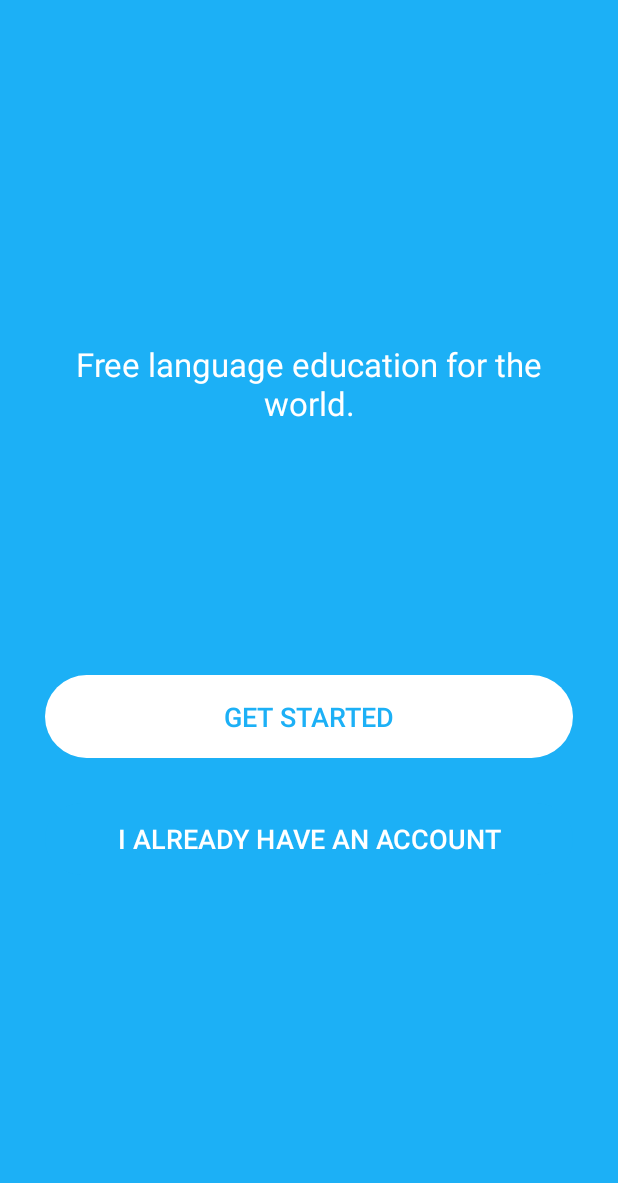
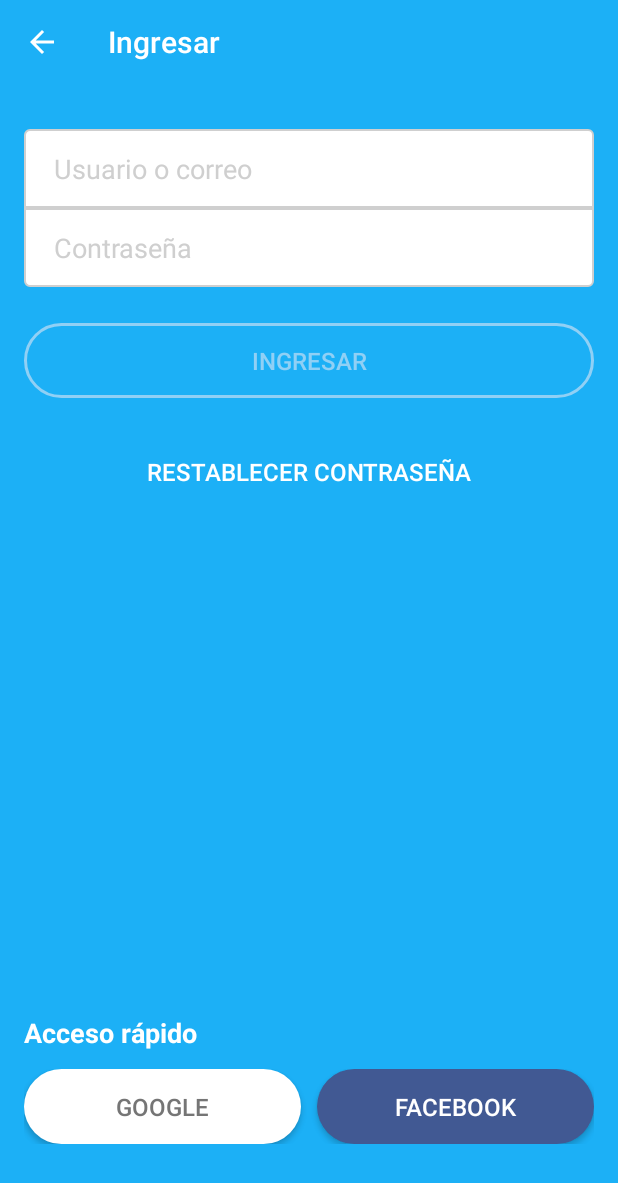
Before and after one commit to sdanerib/myduolingo_android_basics, an Android app: the IntroActivity screen opened directly, with no data from a screen before it, after a tap on "I ALREADY HAVE AN ACCOUNT", on a phone screen of 412 x 824 dp. Shown: the top 1183 px of the screen. Run offline under Robolectric (Android 15) with nearby library versions, the phone set to English and light mode, and no system bars; 1 statement that could not run was skipped.

Commit message:
layout sign in and validations

```diff
--- a/app/build.gradle
+++ b/app/build.gradle
@@ -4,7 +4,7 @@ android {
     compileSdkVersion 26
     defaultConfig {
         applicationId "com.example.macintosh.myduolingo"
-        minSdkVersion 21
+        minSdkVersion 23
         targetSdkVersion 26
         versionCode 1
         versionName "1.0"
--- a/app/src/main/java/com/example/macintosh/myduolingo/IntroActivity.java
+++ b/app/src/main/java/com/example/macintosh/myduolingo/IntroActivity.java
@@ -21,6 +21,7 @@ public class IntroActivity extends AppCompatActivity implements OnFragmentIntera
     private Button getStartedBtn;
     private Button iAlreadyHaveAccBtn;
     private Intent goToLearningChoice;
+    private Intent loginActivity;
 
 
     @Override
@@ -62,8 +63,8 @@ public class IntroActivity extends AppCompatActivity implements OnFragmentIntera
         iAlreadyHaveAccBtn.setOnClickListener(new View.OnClickListener() {
             @Override
             public void onClick(View view) {
-                //TODO:
-                //REDIRECT TO LOGIN ACTIVITY
+                loginActivity = new Intent(getBaseContext(),LoginActivity.class);
+                startActivity(loginActivity);
             }
         });
 
--- /dev/null
+++ b/app/src/main/java/com/example/macintosh/myduolingo/LoginActivity.java
@@ -0,0 +1,128 @@
+package com.example.macintosh.myduolingo;
+
+import android.app.Activity;
+import android.support.v7.app.AppCompatActivity;
+import android.os.Bundle;
+import android.text.Editable;
+import android.text.TextWatcher;
+import android.view.View;
+import android.view.inputmethod.InputMethodManager;
+import android.widget.Button;
+import android.widget.EditText;
+import android.widget.Toast;
+
+public class LoginActivity extends AppCompatActivity {
+
+    private EditText txtUsername;
+    private EditText txtPassword;
+    private Button btnLogin;
+    private String ACCESS_LOGIN = "DUOLINGO";
+
+    @Override
+    protected void onCreate(Bundle savedInstanceState) {
+        super.onCreate(savedInstanceState);
+        setContentView(R.layout.layout_login);
+        getSupportActionBar().setDisplayHomeAsUpEnabled(true);
+        getSupportActionBar().setElevation(0);
+
+        ui();
+    }
+
+    public void ui() {
+        txtUsername = findViewById(R.id.txt_username);
+        txtPassword = findViewById(R.id.txt_password);
+        btnLogin = findViewById(R.id.btn_login);
+
+        initEventsForm();
+    }
+
+    public void initEventsForm() {
+        txtUsername.addTextChangedListener(new TextWatcher() {
+            @Override
+            public void beforeTextChanged(CharSequence s, int start, int count, int after) {
+
+            }
+
+            @Override
+            public void onTextChanged(CharSequence s, int start, int before, int count) {
+
+            }
+
+            @Override
+            public void afterTextChanged(Editable s) {
+                isFormValid();
+            }
+        });
+
+        txtPassword.addTextChangedListener(new TextWatcher() {
+            @Override
+            public void beforeTextChanged(CharSequence s, int start, int count, int after) {
+
+            }
+
+            @Override
+            public void onTextChanged(CharSequence s, int start, int before, int count) {
+
+            }
+
+            @Override
+            public void afterTextChanged(Editable s) {
+                isFormValid();
+            }
+        });
+
+        btnLogin.setOnClickListener(new View.OnClickListener() {
+            @Override
+            public void onClick(View v) {
+                hideKeyboard();
+                if (isFormValid()) {
+                    if (txtUsername.getText().toString().equals(ACCESS_LOGIN) && txtPassword.getText().toString().equals(ACCESS_LOGIN)){
+                        clearForm();
+                        Toast.makeText(LoginActivity.this, getString(R.string.txt_login_successful), Toast.LENGTH_SHORT).show();
+                    }else{
+                        txtPassword.setError(getString(R.string.txt_wrong_username_or_password));
+                    }
+                }
+            }
+        });
+    }
+
+    public Boolean isFormValid() {
+        String username = txtUsername.getText().toString().trim();
+        if (username.isEmpty()) {
+            setEnabledBtnLogin(false);
+            return false;
+        }
+
+        String password = txtPassword.getText().toString().trim();
+        if (password.length() < 6) {
+            setEnabledBtnLogin(false);
+            return false;
+        }
+
+        setEnabledBtnLogin(true);
+        return true;
+    }
+
+    public void setEnabledBtnLogin(Boolean enabled){
+        btnLogin.setTextColor( enabled ? getColor(R.color.creme) : getColor(R.color.btnDisabled));
+        btnLogin.setEnabled(enabled);
+    }
+
+    public void clearForm(){
+        txtPassword.setText("");
+        txtUsername.setText("");
+        setEnabledBtnLogin(false);
+    }
+
+    private void hideKeyboard() {
+        ((InputMethodManager) getSystemService(Activity.INPUT_METHOD_SERVICE))
+                .toggleSoftInput(InputMethodManager.SHOW_IMPLICIT, 0);
+    }
+
+    @Override
+    public boolean onSupportNavigateUp() {
+        onBackPressed();
+        return true;
+    }
+}
--- /dev/null
+++ b/app/src/main/res/drawable/shape_btn_facebook.xml
@@ -0,0 +1,8 @@
+<?xml version="1.0" encoding="utf-8"?>
+<shape xmlns:android="http://schemas.android.com/apk/res/android"
+    android:shape="rectangle"
+    android:state_pressed="true">
+    <solid android:color="@color/facebook"></solid>
+    <corners android:radius="100dp" ></corners>
+
+</shape>
--- /dev/null
+++ b/app/src/main/res/drawable/shape_btn_full_transparent.xml
@@ -0,0 +1,6 @@
+<?xml version="1.0" encoding="utf-8"?>
+<shape xmlns:android="http://schemas.android.com/apk/res/android"
+    android:shape="rectangle"
+    android:state_pressed="true">
+    <stroke android:width="0dp"></stroke>
+</shape>
--- /dev/null
+++ b/app/src/main/res/drawable/shape_btn_rounded_full_transparent.xml
@@ -0,0 +1,15 @@
+<?xml version="1.0" encoding="utf-8"?>
+<selector xmlns:android="http://schemas.android.com/apk/res/android">
+    <item android:state_enabled="true">
+        <shape android:shape="rectangle">
+            <corners android:radius="100dp"></corners>
+            <stroke android:width="2dp" android:color="@color/creme"></stroke>
+        </shape>
+    </item>
+    <item android:state_enabled="false">
+        <shape android:shape="rectangle">
+            <corners android:radius="100dp"></corners>
+            <stroke android:width="2dp" android:color="@color/btnDisabled"></stroke>
+        </shape>
+    </item>
+</selector>
--- /dev/null
+++ b/app/src/main/res/drawable/shape_txt_rounded_border_bottom.xml
@@ -0,0 +1,12 @@
+<?xml version="1.0" encoding="utf-8"?>
+<shape xmlns:android="http://schemas.android.com/apk/res/android"
+    android:shape="rectangle"
+    android:state_pressed="true">
+
+    <solid android:color="@color/creme"></solid>
+    <corners
+        android:bottomRightRadius="3dp"
+        android:bottomLeftRadius="3dp" />
+    <stroke android:color="@color/cloudStrong" android:width="1dp"></stroke>
+
+</shape>
--- /dev/null
+++ b/app/src/main/res/drawable/shape_txt_rounded_border_top.xml
@@ -0,0 +1,12 @@
+<?xml version="1.0" encoding="utf-8"?>
+<shape xmlns:android="http://schemas.android.com/apk/res/android"
+    android:shape="rectangle"
+    android:state_pressed="true">
+
+    <solid android:color="@color/creme"></solid>
+    <corners
+        android:topLeftRadius="3dp"
+        android:topRightRadius="3dp" />
+    <stroke android:color="@color/cloudStrong" android:width="1dp"></stroke>
+
+</shape>
--- /dev/null
+++ b/app/src/main/res/layout/layout_login.xml
@@ -0,0 +1,112 @@
+<?xml version="1.0" encoding="utf-8"?>
+<LinearLayout xmlns:android="http://schemas.android.com/apk/res/android"
+    xmlns:tools="http://schemas.android.com/tools"
+    android:layout_width="match_parent"
+    android:layout_height="match_parent"
+    android:background="@color/blueberryStrong"
+    android:orientation="vertical"
+    android:paddingLeft="16dp"
+    android:paddingRight="16dp"
+    android:paddingTop="30dp"
+    tools:context="com.example.macintosh.myduolingo.LoginActivity">
+
+    <LinearLayout
+        android:layout_width="match_parent"
+        android:layout_height="0dp"
+        android:layout_weight="0.8"
+        android:orientation="vertical">
+
+        <EditText
+            android:id="@+id/txt_username"
+            android:layout_width="match_parent"
+            android:layout_height="wrap_content"
+            android:background="@drawable/shape_txt_rounded_border_top"
+            android:hint="@string/txt_hint_user_login"
+            android:inputType="text"
+            android:paddingHorizontal="20dp"
+            android:paddingVertical="14dp"
+            android:textColorHint="@color/cloudStrong"
+            android:textSize="18sp" />
+
+        <EditText
+            android:id="@+id/txt_password"
+            android:layout_width="match_parent"
+            android:layout_height="wrap_content"
+            android:background="@drawable/shape_txt_rounded_border_bottom"
+            android:hint="@string/txt_hint_user_password"
+            android:inputType="textPassword"
+            android:paddingHorizontal="20dp"
+            android:paddingVertical="14dp"
+            android:textColorHint="@color/cloudStrong"
+            android:textSize="18sp" />
+
+        <Button
+            android:id="@+id/btn_login"
+            android:layout_width="match_parent"
+            android:layout_height="wrap_content"
+            android:layout_marginBottom="24dp"
+            android:layout_marginTop="24dp"
+            android:background="@drawable/shape_btn_rounded_full_transparent"
+            android:enabled="false"
+            android:paddingVertical="14dp"
+            android:text="@string/btn_text_enter"
+            android:textAllCaps="true"
+            android:textColor="@color/btnDisabled"
+            android:textSize="16sp" />
+
+        <Button
+            android:layout_width="match_parent"
+            android:layout_height="wrap_content"
+            android:background="@drawable/shape_btn_full_transparent"
+            android:paddingVertical="14dp"
+            android:text="@string/btn_text_forgot_password"
+            android:textAllCaps="true"
+            android:textColor="@color/creme"
+            android:textSize="16sp" />
+    </LinearLayout>
+
+    <LinearLayout
+        android:layout_width="match_parent"
+        android:layout_height="0dp"
+        android:layout_weight="0.2"
+        android:orientation="vertical">
+
+        <TextView
+            android:layout_width="match_parent"
+            android:layout_height="wrap_content"
+            android:layout_marginBottom="12dp"
+            android:text="@string/txtv_one_tap_sign_in"
+            android:textColor="@color/creme"
+            android:textStyle="bold"
+            android:textSize="18sp" />
+
+        <LinearLayout
+            android:layout_width="match_parent"
+            android:layout_height="wrap_content"
+            android:orientation="horizontal">
+
+            <Button
+                android:layout_width="0dp"
+                android:layout_height="wrap_content"
+                android:layout_marginRight="5dp"
+                android:layout_weight="0.5"
+                android:background="@drawable/shape_white_button"
+                android:paddingVertical="14dp"
+                android:text="@string/btn_text_google"
+                android:textColor="#757575"
+                android:textSize="16sp" />
+
+            <Button
+                android:layout_width="0dp"
+                android:layout_height="wrap_content"
+                android:layout_marginLeft="5dp"
+                android:layout_weight="0.5"
+                android:background="@drawable/shape_btn_facebook"
+                android:paddingVertical="14dp"
+                android:text="@string/btn_text_facebook"
+                android:textColor="@color/creme"
+                android:textSize="16sp" />
+        </LinearLayout>
+    </LinearLayout>
+
+</LinearLayout>
--- a/app/src/main/res/values/colors.xml
+++ b/app/src/main/res/values/colors.xml
@@ -41,5 +41,8 @@
     <color name="cloudLight">#F0F0F0</color>
 
     <color name="creme">#FFFFFF</color>
+    <color name="facebook">#415993</color>
+    <color name="btnDisabled">#90d0f5</color>
+
 
 </resources>
--- a/app/src/main/res/values/strings.xml
+++ b/app/src/main/res/values/strings.xml
@@ -12,4 +12,21 @@
     <!-- TODO: Remove or change this placeholder text -->
     <string name="hello_blank_fragment">Hello blank fragment</string>
 
+    <string name="activity_login_title">Ingresar</string>
+    <string name="txt_hint_user_login">Usuario o correo</string>
+    <string name="txt_hint_user_password">Contraseña</string>
+
+    <string name="btn_text_enter">Ingresar</string>
+    <string name="btn_text_forgot_password">Restablecer Contraseña</string>
+
+    <string name="txtv_one_tap_sign_in">Acceso rápido</string>
+
+    <string name="btn_text_google">Google</string>
+    <string name="btn_text_facebook">Facebook</string>
+
+    <string name="txt_wrong_username_or_password">Usuario o contraseña incorrecta</string>
+    <string name="txt_login_successful">Login exitoso!</string>
+
+    <string name="required_field">Campo requerido</string>
+
 </resources>
--- a/app/src/main/res/values/styles.xml
+++ b/app/src/main/res/values/styles.xml
@@ -9,8 +9,8 @@
         <item name="colorAccent">@color/colorAccent</item>
         -->
 
-        <item name="colorPrimary">@color/blueberryMedium</item>
-        <item name="colorPrimaryDark">@color/blueberryStrong</item>
+        <item name="colorPrimary">@color/blueberryStrong</item>
+        <item name="colorPrimaryDark">@color/blueberryMedium</item>
         <item name="colorAccent">@color/colorAccent</item>
 
     </style>
```
Also changed, not shown: app/src/main/AndroidManifest.xml (+9 -7 lines), 1 other file.
